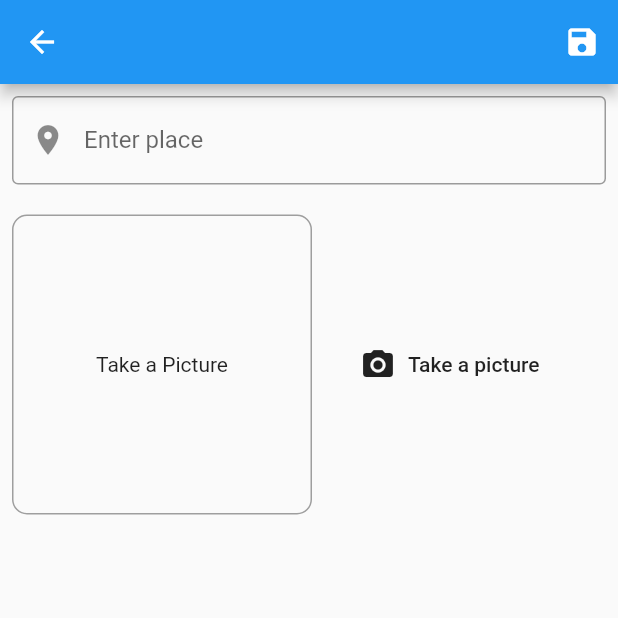
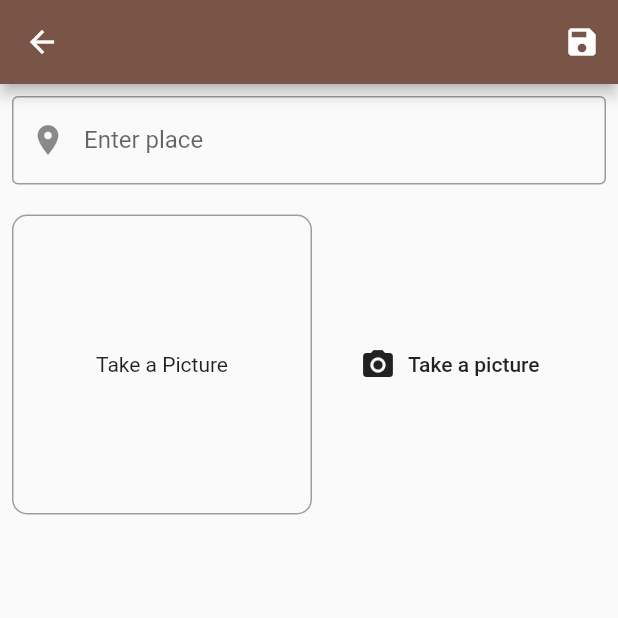
Before and after one commit to Emamezi/PrimeroseMobile, a Flutter app: the screen it shows after launch, after a tap on the "add" icon, on a phone screen of 412 x 824 dp, the top half of it. Run offline on Flutter 3.47's test engine with Material 2 defaults, Android fonts, the phone set to English and light mode, and no system bars; our stand-ins replace image_picker.

Commit message:
initial commit

```diff
--- a/lib/main.dart
+++ b/lib/main.dart
@@ -17,7 +17,7 @@ class MyApp extends StatelessWidget {
         title: 'PrimeRoase Mobile',
         theme: ThemeData(
             appBarTheme: AppBarTheme(
-          color: Colors.blue,
+          color: Colors.brown,
         )),
         home: PlaceListView(),
         routes: {
```
